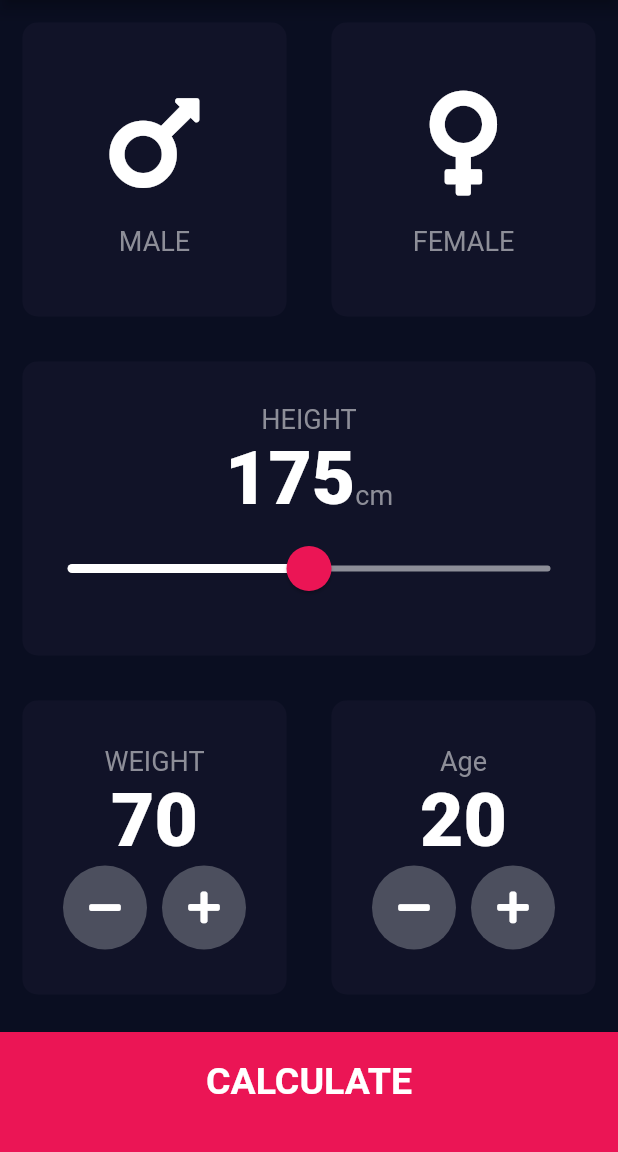
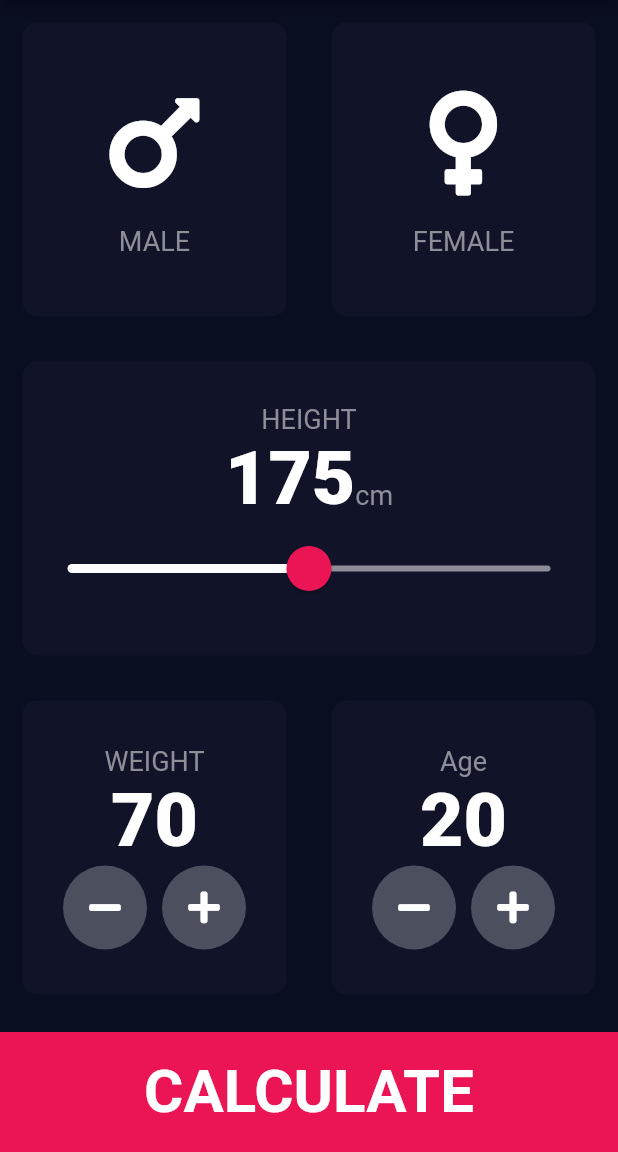
Before and after one commit to whoamins/BMI_calculator, a Flutter app: the screen it shows after launch, on a phone screen of 412 x 824 dp, the part 84-1236 px from its top. Run offline on Flutter 3.47's test engine with Material 2 defaults, Android fonts, the phone set to English and light mode, and no system bars; drawn by our look-alikes of animated_text_kit; our stand-ins replace font_awesome_flutter; Roboto replaces fonts that are missing (Horizon).

Commit message:
Add animated color for bottom button text

```diff
--- a/lib/utils/constants.dart
+++ b/lib/utils/constants.dart
@@ -29,7 +29,18 @@ const kBottomButtonTextStyle = TextStyle(
   fontWeight: FontWeight.bold,
 );
 
+const kColorizeColors = [
+  Color(0xFFFFFFFF),
+  Color(0xFFAEB2B8),
+  Color(0xFF77797D),
+  Color(0xFF1E1E1F),
+];
 
+const kColorizeTextStyle = TextStyle(
+  fontSize: 40.0,
+  fontWeight: FontWeight.bold,
+  fontFamily: 'Horizon',
+);
 
 // Result Page constants
 const kTitleTextStyle = TextStyle(
--- a/lib/widgets/bottom_button.dart
+++ b/lib/widgets/bottom_button.dart
@@ -1,6 +1,7 @@
 import 'dart:async';
 import 'dart:io';
 
+import 'package:animated_text_kit/animated_text_kit.dart';
 import 'package:bmi_calculator/main.dart';
 import 'package:bmi_calculator/screens/input_page.dart';
 import 'package:bmi_calculator/utils/constants.dart';
@@ -21,14 +22,20 @@ class BottomButton extends StatelessWidget {
       onTap: onTap,
       child: Container(
         child: Center(
-          child: Text(
-            buttonTitle,
-            style: kBottomButtonTextStyle,
+          child: AnimatedTextKit(
+            animatedTexts: [
+              ColorizeAnimatedText(
+                buttonTitle,
+                textStyle: kColorizeTextStyle,
+                colors: kColorizeColors,
+                speed: Duration(milliseconds: 1000),
+              ),
+            ],
+            isRepeatingAnimation: true,
           ),
         ),
         color: kBottomContainerColor,
         margin: EdgeInsets.only(top: 10.0),
-        padding: EdgeInsets.only(bottom: 15.0),
         width: double.infinity / 2,
         height: kBottomContainerHeight,
       ),
--- a/pubspec.yaml
+++ b/pubspec.yaml
@@ -25,6 +25,7 @@ dependencies:
     sdk: flutter
   font_awesome_flutter: ^9.0.0
   flutter_slidable: ^0.6.0
+  animated_text_kit: ^4.2.1
 
 
   # The following adds the Cupertino Icons font to your application.
```
Also changed, not shown: pubspec.lock.
